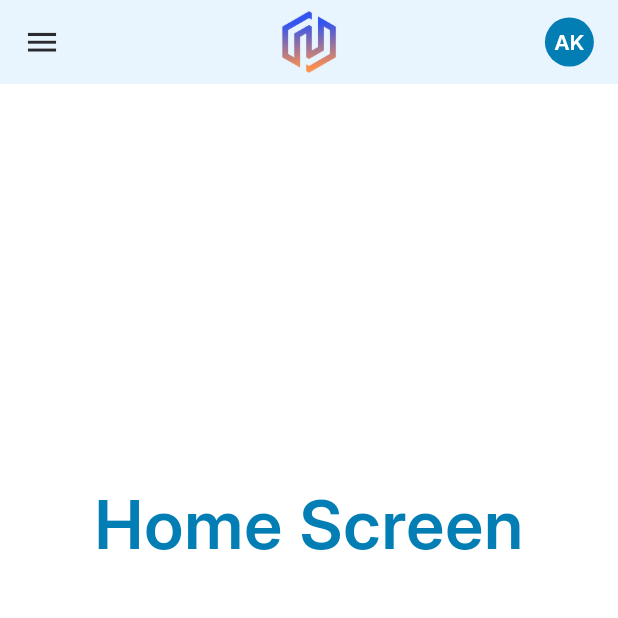
After one commit to Adarsh9077/nexifBooks, a Flutter app: the screen it shows after launch, after a tap on "Login", on a phone screen of 412 x 824 dp, the top half of it. The commit adds this screen. Run offline on Flutter 3.47's test engine with Material 3 defaults, Android fonts, the phone set to English and light mode, and no system bars; drawn by our look-alikes of dynamic_color; our stand-ins replace flutter_screenutil, hooks_riverpod.

Commit message:
Appbar completed Static

```diff
--- a/lib/features/auth/pages/login_page.dart
+++ b/lib/features/auth/pages/login_page.dart
@@ -6,6 +6,7 @@ import 'package:nexifbook/common/widget/custom_otl_btn.dart';
 import 'package:nexifbook/common/widget/custom_text_field.dart';
 import 'package:nexifbook/common/widget/height_spacer.dart';
 import 'package:nexifbook/common/widget/reusable_text.dart';
+import 'package:nexifbook/features/nexif_book/pages/homepage.dart';
 
 class LoginPage extends ConsumerStatefulWidget {
   const LoginPage({super.key});
@@ -89,6 +90,12 @@ class _LoginPageState extends ConsumerState<LoginPage> {
                 color2: AppConst.kLight,
                 text: "Login",
                 iconData: false,
+                onTap: () {
+                  Navigator.pushReplacement(
+                    context,
+                    MaterialPageRoute(builder: (context) => HomePage()),
+                  );
+                },
               ),
               TextButton(
                 onPressed: () {},
--- /dev/null
+++ b/lib/features/nexif_book/pages/homepage.dart
@@ -0,0 +1,42 @@
+import 'package:flutter/material.dart';
+import 'package:hooks_riverpod/hooks_riverpod.dart';
+import 'package:nexifbook/common/utils/constants.dart';
+import 'package:nexifbook/common/widget/app_style.dart';
+import 'package:nexifbook/common/widget/height_spacer.dart';
+import 'package:nexifbook/common/widget/reusable_text.dart';
+import 'package:nexifbook/features/nexif_book/widgets/app_bar.dart';
+
+class HomePage extends ConsumerStatefulWidget {
+  const HomePage({super.key});
+
+  @override
+  ConsumerState<ConsumerStatefulWidget> createState() {
+    // TODO: implement createState
+    return _HomePageState();
+  }
+}
+
+class _HomePageState extends ConsumerState<HomePage> {
+  @override
+  Widget build(BuildContext context) {
+    // TODO: implement build
+    // throw UnimplementedError();
+    return Scaffold(
+      appBar: CustomAppBar(title: "Dashboard", isHomePage: true),
+      drawer: Drawer(backgroundColor: AppConst.kLight, child: Placeholder()),
+      drawerEdgeDragWidth: 50,
+      backgroundColor: AppConst.kLight,
+      body: Column(
+        children: [
+          HeightSpacer(height: 260),
+          Center(
+            child: ReusableText(
+              text: "Home Screen",
+              style: appStyle(45, FontWeight.bold, AppConst.kBlueLight),
+            ),
+          ),
+        ],
+      ),
+    );
+  }
+}
--- /dev/null
+++ b/lib/features/nexif_book/pages/sales_page.dart
@@ -0,0 +1,3 @@
+// import 'package:flutter/material.dart';
+//
+// class SalesPage()
--- /dev/null
+++ b/lib/features/nexif_book/widgets/app_bar.dart
@@ -0,0 +1,88 @@
+import 'package:flutter/material.dart';
+import 'package:nexifbook/common/utils/constants.dart';
+import 'package:nexifbook/common/widget/app_style.dart';
+import 'package:nexifbook/common/widget/reusable_text.dart';
+
+class CustomAppBar extends StatelessWidget implements PreferredSizeWidget {
+  const CustomAppBar({super.key, required this.title, this.isHomePage = false});
+
+  final String title;
+  final bool isHomePage;
+
+  @override
+  Widget build(BuildContext context) {
+    return AppBar(
+      title: isHomePage
+          ? Image.asset("assets/logo/nexif_logo.png", width: 55)
+          : ReusableText(
+              text: title,
+              style: appStyle(
+                AppConst.kFontSize,
+                FontWeight.bold,
+                AppConst.kBKDark,
+              ),
+            ),
+      centerTitle: isHomePage,
+      elevation: 5,
+      leading: isHomePage
+          ? Builder(
+              builder: (context) {
+                return IconButton(
+                  onPressed: () => Scaffold.of(context).openDrawer(),
+                  icon: Icon(Icons.menu, color: AppConst.kBKDark, size: 25),
+                );
+              },
+            )
+          : IconButton(
+              onPressed: () {
+                Navigator.pop(context);
+              },
+              icon: Icon(
+                Icons.arrow_back_ios,
+                color: AppConst.kBKDark,
+                size: 12,
+              ),
+            ),
+      actions: [
+        GestureDetector(
+          onTap: () {},
+          child: Container(
+            // width: 80,
+            padding: EdgeInsets.symmetric(horizontal: AppConst.kPadding),
+            decoration: BoxDecoration(
+              // borderRadius: BorderRadius.circular(AppConst.kRadius * 0.5),
+              // border: Border.all(width: .5, color: AppConst.kBlueLight),
+            ),
+            child: Row(
+              children: [
+                // Image.network(
+                //   "src",
+                //   width: 35,
+                //   height: 35,
+                //   fit: BoxFit.cover,
+                //   errorBuilder: (_, __, ___) => Placeholder(),
+                // ),
+                CircleAvatar(
+                  radius: AppConst.kRadius * 1.625,
+                  backgroundColor: AppConst.kBlueLight,
+
+                  child: ReusableText(
+                    text: "AK",
+                    style: appStyle(
+                      AppConst.kFontSize * 0.875,
+                      FontWeight.w600,
+                      AppConst.kLight,
+                    ),
+                  ),
+                ),
+              ],
+            ),
+          ),
+        ),
+      ],
+    );
+  }
+
+  @override
+  Size get preferredSize => const Size.fromHeight(kToolbarHeight);
+}
--- a/pubspec.yaml
+++ b/pubspec.yaml
@@ -64,6 +64,8 @@ flutter:
   # To add assets to your application, add an assets section, like this:
   assets:
     - assets/images/
+    - assets/logo/
+    - assets/
   #   - images/a_dot_ham.jpeg
 
   # An image asset can refer to one or more resolution-specific "variants", see
```
Also changed, not shown: assets/logo/nexif_logo.png (added).
